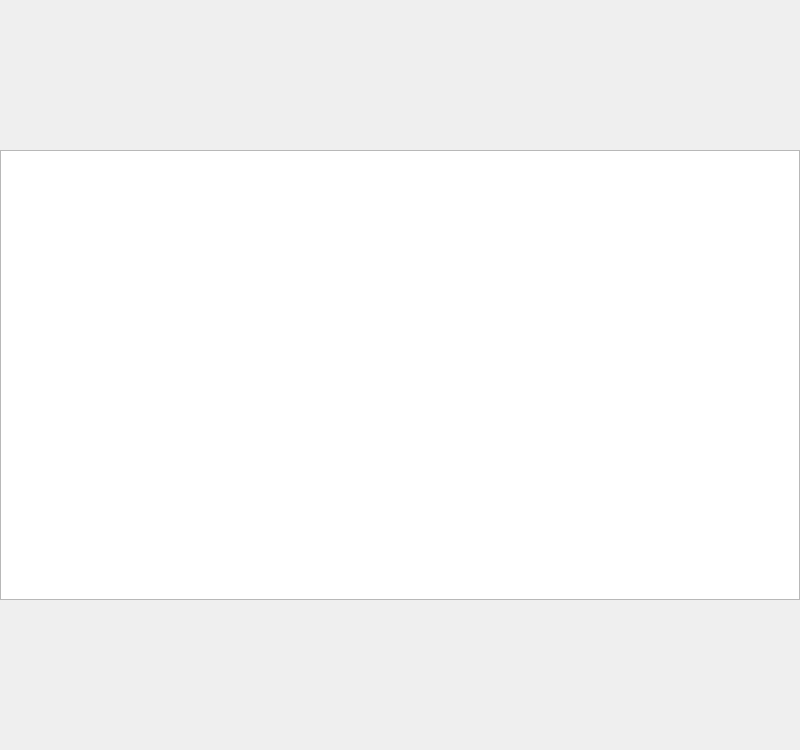
Juliuszz666/Pacman-CPP, file gamepage.ui: the form before one commit.
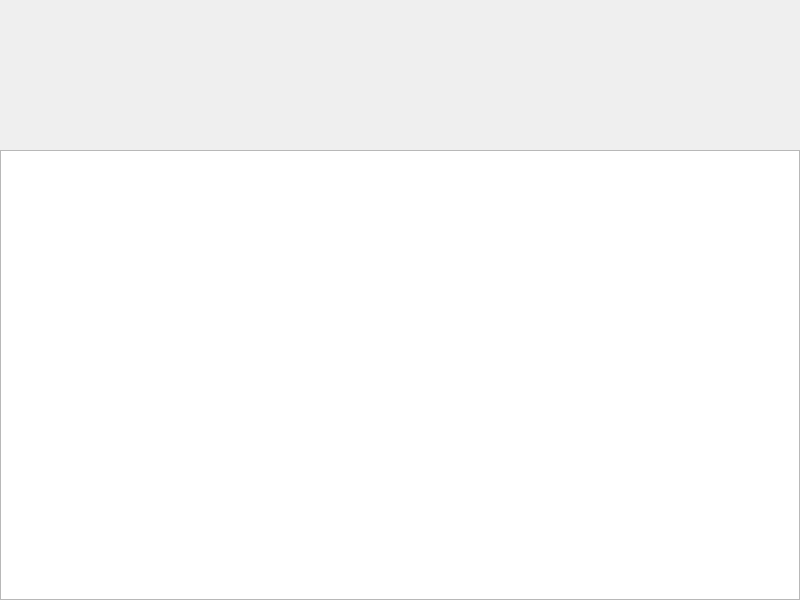
The form after the commit.

Patch:
```diff
--- a/gamepage.ui
+++ b/gamepage.ui
@@ -7,7 +7,7 @@
     <x>0</x>
     <y>0</y>
     <width>800</width>
-    <height>750</height>
+    <height>600</height>
    </rect>
   </property>
   <widget class="QGraphicsView" name="graphicsView">
```
